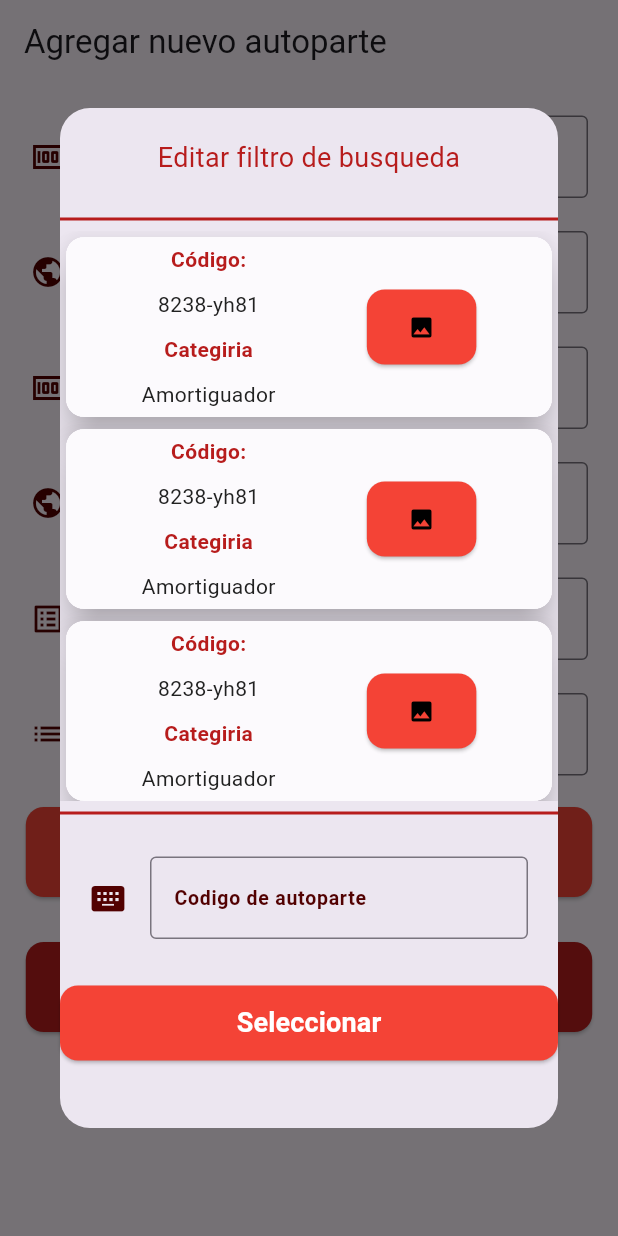
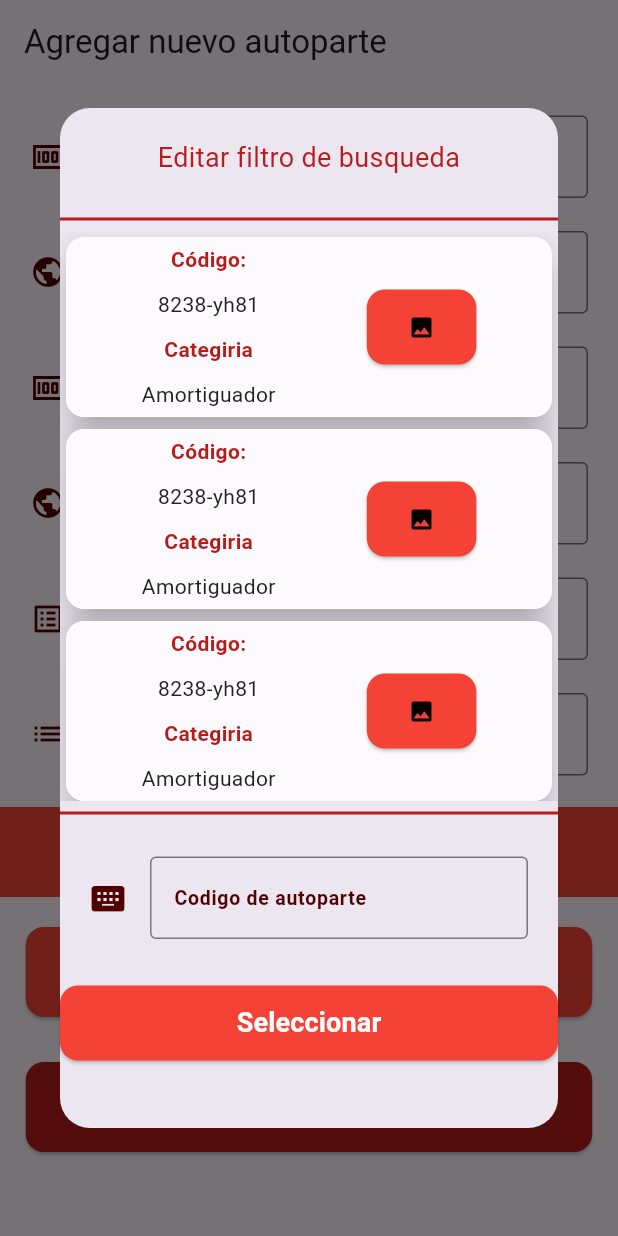
Before and after one commit to LuisCalleLazo/SanAndres_Mobile, a Flutter app: the AddAutopartsPage screen opened by its route, after a tap on "Elija el producto", on a phone screen of 412 x 824 dp. Run offline on Flutter 3.47's test engine with Material 3 defaults, Android fonts, the phone set to English and light mode, and no system bars; our stand-ins replace dio, flutter_dotenv, flutter_secure_storage, go_router, google_fonts, image_picker and 2 more; accounts and stored records are empty.

Commit message:
Select to autopart in add

```diff
--- a/lib/presentation/pages/autoparts/add_autoparts_page.dart
+++ b/lib/presentation/pages/autoparts/add_autoparts_page.dart
@@ -64,6 +64,17 @@ class _AddAutopartsPageState extends State<AddAutopartsPage> {
             icon: Icons.list,
           ),
           const SizedBox(height: 20),
+          Container(
+            padding: const EdgeInsets.symmetric(vertical: 20),
+            color: Colors.red,
+            child: const Row(
+              mainAxisAlignment: MainAxisAlignment.spaceEvenly,
+              children: [
+                Text("Ninguno elegido", style: TextStyle(color: Colors.white),),
+              ],
+            ),
+          ),
+          const SizedBox(height: 20),
           BtnTextDefault(
             width: MediaQuery.of(context).size.width * 0.8,
             maxWidth: MediaQuery.of(context).size.width,
@@ -88,9 +99,11 @@ class _AddAutopartsPageState extends State<AddAutopartsPage> {
   }
 
   _showFilterDialog(BuildContext context) {
+    int? selectedCardIndex;
     return showDialog(
       context: context,
       builder: (context) {
+        return StatefulBuilder(builder: (context, setState) {
           return FilterDialog(
             width: MediaQuery.of(context).size.width * 0.9,
             height: 680,
@@ -98,18 +111,21 @@ class _AddAutopartsPageState extends State<AddAutopartsPage> {
             btnText: "Seleccionar",
             filters: [
               Divider(color: Colors.red[900], thickness: 2),
-            const SizedBox(
+              SizedBox(
                 height: 380, // Ajusta la altura según tu diseño.
                 child: SingleChildScrollView(
                   child: Column(
-                  children: [
-                    CardAutopartMin(),
-                    CardAutopartMin(),
-                    CardAutopartMin(),
-                    CardAutopartMin(),
-                    CardAutopartMin(),
-                    CardAutopartMin(),
-                  ],
+                    children: List.generate(6, (index) {
+                      return CardAutopartMin(
+                        isChecked: selectedCardIndex == index,
+                        onTap: () {
+                          setState(() {
+                            selectedCardIndex =
+                                selectedCardIndex == index ? null : index;
+                          });
+                        },
+                      );
+                    }),
                   ),
                 ),
               ),
@@ -122,6 +138,7 @@ class _AddAutopartsPageState extends State<AddAutopartsPage> {
               ),
             ],
           );
+        });
       },
     );
   }
--- a/lib/presentation/widgets/card/card_autopart_min.dart
+++ b/lib/presentation/widgets/card/card_autopart_min.dart
@@ -3,22 +3,23 @@ import 'package:go_router/go_router.dart';
 import 'package:san_andres_mobile/presentation/widgets/buttons/btn_icon_dev.dart';
 
 class CardAutopartMin extends StatefulWidget {
-  const CardAutopartMin({super.key});
+  final bool isChecked;
+  final VoidCallback onTap;
+  const CardAutopartMin({
+    super.key,
+    required this.isChecked,
+    required this.onTap,
+  });
 
   @override
   State<CardAutopartMin> createState() => _CardAutopartMinState();
 }
 
 class _CardAutopartMinState extends State<CardAutopartMin> {
-  bool _isChecked = false;
   @override
   Widget build(BuildContext context) {
     return InkWell(
-      onTap: () {
-        setState(() {
-          _isChecked = !_isChecked; // Cambiar el estado al hacer clic
-        });
-      },
+      onTap: widget.onTap,
       child: Card(
         clipBehavior: Clip.hardEdge,
         elevation: 10,
@@ -71,7 +72,7 @@ class _CardAutopartMinState extends State<CardAutopartMin> {
                 ],
               ),
             ),
-            if (_isChecked)
+            if (widget.isChecked)
               const Positioned(
                 right: 10,
                 top: 10,
```
Lines whose indentation alone changed are shown as unchanged.
